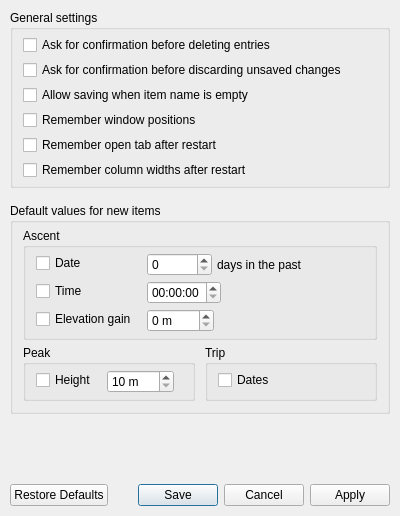
Qt form src/ui/settings_window.ui (svetter/pal) before a commit.
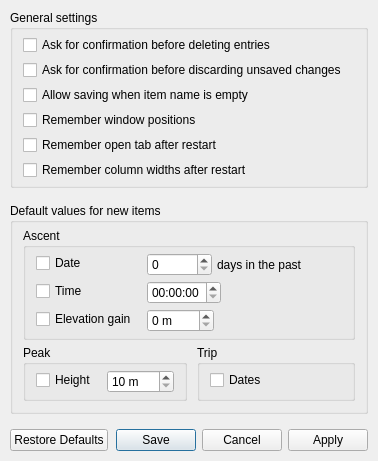
The same form after that commit.

What changed in the file:
```diff
--- a/src/ui/settings_window.ui
+++ b/src/ui/settings_window.ui
@@ -29,6 +29,9 @@
    <property name="spacing">
     <number>15</number>
    </property>
+   <property name="sizeConstraint">
+    <enum>QLayout::SetFixedSize</enum>
+   </property>
    <property name="leftMargin">
     <number>10</number>
    </property>
```
